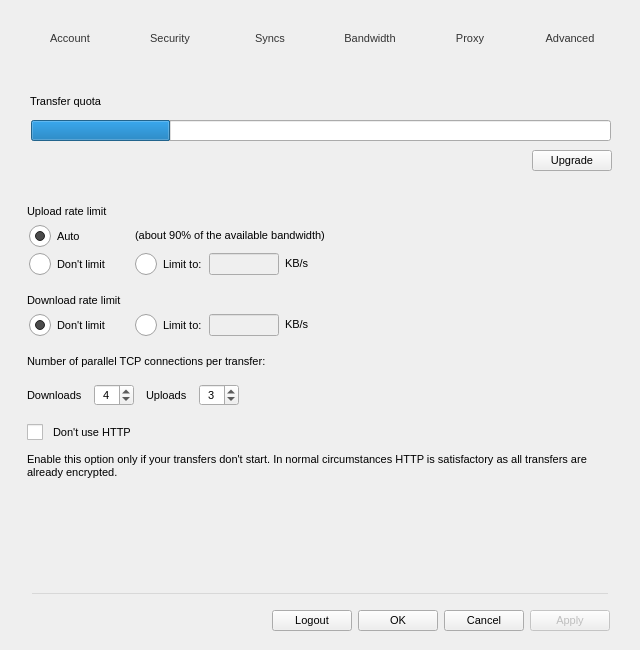
This is src/MEGASync/gui/win/SettingsDialog.ui in meganz/MEGAsync as Qt 5 draws it before an edit. The edited form follows.
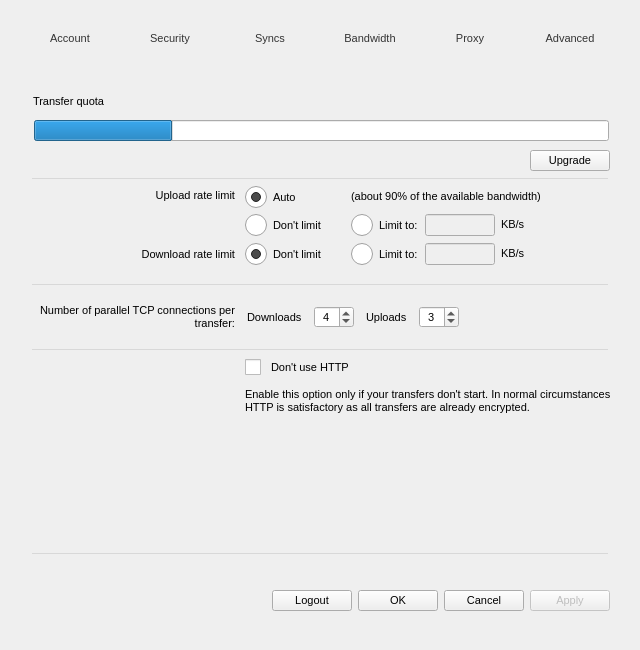
This is the edited form. The open tabs and pages were chosen to show the change. Icons and pictures are not drawn. Custom widgets are drawn as their Qt base class.

Commit message: Initial restyle for Bandwidth tab

The edit to the form file:
```diff
--- a/src/MEGASync/gui/win/SettingsDialog.ui
+++ b/src/MEGASync/gui/win/SettingsDialog.ui
@@ -2789,7 +2789,7 @@
         <number>14</number>
        </property>
        <property name="rightMargin">
-        <number>12</number>
+        <number>0</number>
        </property>
        <property name="bottomMargin">
         <number>0</number>
@@ -2813,13 +2813,13 @@
            <number>9</number>
           </property>
           <property name="leftMargin">
-           <number>29</number>
+           <number>32</number>
           </property>
           <property name="topMargin">
            <number>0</number>
           </property>
           <property name="rightMargin">
-           <number>11</number>
+           <number>25</number>
           </property>
           <property name="bottomMargin">
            <number>0</number>
@@ -2921,43 +2921,116 @@
         </widget>
        </item>
        <item>
-        <widget class="QToolButton" name="bSeparatorBandwidth">
+        <widget class="QWidget" name="wSeparatorTransferQuota" native="true">
          <property name="minimumSize">
           <size>
-           <width>500</width>
-           <height>20</height>
+           <width>0</width>
+           <height>1</height>
           </size>
          </property>
          <property name="maximumSize">
           <size>
-           <width>500</width>
-           <height>20</height>
+           <width>16777215</width>
+           <height>1</height>
           </size>
          </property>
-         <property name="focusPolicy">
-          <enum>Qt::NoFocus</enum>
+         <layout class="QHBoxLayout" name="horizontalLayout_47">
+          <property name="spacing">
+           <number>0</number>
+          </property>
+          <property name="leftMargin">
+           <number>0</number>
+          </property>
+          <property name="topMargin">
+           <number>0</number>
+          </property>
+          <property name="rightMargin">
+           <number>0</number>
+          </property>
+          <property name="bottomMargin">
+           <number>0</number>
+          </property>
+          <item>
+           <widget class="QWidget" name="wSeparatorTransferQuotaLine" native="true">
+            <property name="minimumSize">
+             <size>
+              <width>576</width>
+              <height>1</height>
+             </size>
+            </property>
+            <property name="maximumSize">
+             <size>
+              <width>576</width>
+              <height>1</height>
+             </size>
          </property>
          <property name="styleSheet">
-          <string notr="true">background: transparent;
-border: none;</string>
-         </property>
-         <property name="text">
-          <string notr="true"/>
+             <string notr="true">background-color: rgba(0,0,0,0.1);</string>
+            </property>
+           </widget>
+          </item>
+         </layout>
+        </widget>
+       </item>
+       <item>
+        <widget class="QWidget" name="wUploadRate" native="true">
+         <property name="minimumSize">
+          <size>
+           <width>0</width>
+           <height>0</height>
+          </size>
          </property>
-         <property name="icon">
-          <iconset resource="../Resources_linux.qrc">
-           <normaloff>:/images/separator line.png</normaloff>:/images/separator line.png</iconset>
+         <property name="maximumSize">
+          <size>
+           <width>16777215</width>
+           <height>16777215</height>
+          </size>
          </property>
-         <property name="iconSize">
+         <layout class="QHBoxLayout" name="horizontalLayout_46">
+          <property name="spacing">
+           <number>0</number>
+          </property>
+          <property name="leftMargin">
+           <number>0</number>
+          </property>
+          <property name="topMargin">
+           <number>0</number>
+          </property>
+          <property name="rightMargin">
+           <number>0</number>
+          </property>
+          <property name="bottomMargin">
+           <number>0</number>
+          </property>
+          <item>
+           <widget class="QWidget" name="widget_20" native="true">
+            <property name="minimumSize">
           <size>
-           <width>500</width>
-           <height>2</height>
-          </size>
-         </property>
-        </widget>
-       </item>
+              <width>235</width>
+              <height>0</height>
+             </size>
+            </property>
+            <property name="maximumSize">
+             <size>
+              <width>235</width>
+              <height>16777215</height>
+             </size>
+            </property>
+            <layout class="QVBoxLayout" name="verticalLayout_25">
+             <property name="leftMargin">
+              <number>0</number>
+             </property>
+             <property name="topMargin">
+              <number>0</number>
+             </property>
+             <property name="rightMargin">
+              <number>0</number>
+             </property>
+             <property name="bottomMargin">
+              <number>30</number>
+             </property>
        <item>
-        <widget class="QLabel" name="label_10">
+              <widget class="QLabel" name="lUploadRateLimit">
          <property name="focusPolicy">
           <enum>Qt::StrongFocus</enum>
          </property>
@@ -2967,9 +3040,15 @@
          <property name="text">
           <string>Upload rate limit</string>
          </property>
+               <property name="alignment">
+                <set>Qt::AlignRight|Qt::AlignTrailing|Qt::AlignVCenter</set>
+               </property>
          <property name="indent">
           <number>0</number>
          </property>
+              </widget>
+             </item>
+            </layout>
         </widget>
        </item>
        <item>
@@ -3015,13 +3094,13 @@
            <number>6</number>
           </property>
           <property name="leftMargin">
-           <number>29</number>
+              <number>10</number>
           </property>
           <property name="topMargin">
            <number>0</number>
           </property>
           <property name="bottomMargin">
-           <number>12</number>
+              <number>0</number>
           </property>
           <item row="1" column="0">
            <widget class="QRadioButton" name="rUploadAutoLimit">
@@ -3246,6 +3325,66 @@
          </layout>
         </widget>
        </item>
+         </layout>
+        </widget>
+       </item>
+       <item>
+        <widget class="QWidget" name="wDownloadRate" native="true">
+         <property name="minimumSize">
+          <size>
+           <width>0</width>
+           <height>0</height>
+          </size>
+         </property>
+         <property name="maximumSize">
+          <size>
+           <width>16777215</width>
+           <height>16777215</height>
+          </size>
+         </property>
+         <layout class="QHBoxLayout" name="horizontalLayout_45">
+          <property name="spacing">
+           <number>0</number>
+          </property>
+          <property name="leftMargin">
+           <number>0</number>
+          </property>
+          <property name="topMargin">
+           <number>0</number>
+          </property>
+          <property name="rightMargin">
+           <number>0</number>
+          </property>
+          <property name="bottomMargin">
+           <number>0</number>
+          </property>
+          <item>
+           <widget class="QWidget" name="widget_28" native="true">
+            <property name="minimumSize">
+             <size>
+              <width>235</width>
+              <height>0</height>
+             </size>
+            </property>
+            <property name="maximumSize">
+             <size>
+              <width>235</width>
+              <height>16777215</height>
+             </size>
+            </property>
+            <layout class="QVBoxLayout" name="verticalLayout_26">
+             <property name="leftMargin">
+              <number>0</number>
+             </property>
+             <property name="topMargin">
+              <number>0</number>
+             </property>
+             <property name="rightMargin">
+              <number>0</number>
+             </property>
+             <property name="bottomMargin">
+              <number>10</number>
+             </property>
        <item>
         <widget class="QLabel" name="lDownloadRateLimit">
          <property name="focusPolicy">
@@ -3258,9 +3397,15 @@
          <property name="text">
           <string>Download rate limit</string>
          </property>
+               <property name="alignment">
+                <set>Qt::AlignRight|Qt::AlignTrailing|Qt::AlignVCenter</set>
+               </property>
          <property name="indent">
           <number>0</number>
          </property>
+              </widget>
+             </item>
+            </layout>
         </widget>
        </item>
        <item>
@@ -3303,11 +3448,14 @@
            <number>8</number>
           </property>
           <property name="leftMargin">
-           <number>29</number>
+              <number>10</number>
           </property>
           <property name="topMargin">
            <number>0</number>
           </property>
+             <property name="rightMargin">
+              <number>0</number>
+             </property>
           <property name="bottomMargin">
            <number>12</number>
           </property>
@@ -3457,6 +3605,118 @@
          </layout>
         </widget>
        </item>
+         </layout>
+        </widget>
+       </item>
+       <item>
+        <widget class="QWidget" name="widget_19" native="true">
+         <property name="minimumSize">
+          <size>
+           <width>0</width>
+           <height>1</height>
+          </size>
+         </property>
+         <property name="maximumSize">
+          <size>
+           <width>16777215</width>
+           <height>1</height>
+          </size>
+         </property>
+         <layout class="QHBoxLayout" name="horizontalLayout_48">
+          <property name="leftMargin">
+           <number>0</number>
+          </property>
+          <property name="topMargin">
+           <number>0</number>
+          </property>
+          <property name="rightMargin">
+           <number>0</number>
+          </property>
+          <property name="bottomMargin">
+           <number>0</number>
+          </property>
+          <item>
+           <widget class="QWidget" name="widget_29" native="true">
+            <property name="minimumSize">
+             <size>
+              <width>576</width>
+              <height>1</height>
+             </size>
+            </property>
+            <property name="maximumSize">
+             <size>
+              <width>576</width>
+              <height>1</height>
+             </size>
+            </property>
+            <property name="styleSheet">
+             <string notr="true">background-color: rgba(0,0,0,0.1);</string>
+            </property>
+           </widget>
+          </item>
+         </layout>
+        </widget>
+       </item>
+       <item>
+        <widget class="QWidget" name="widget_33" native="true">
+         <property name="minimumSize">
+          <size>
+           <width>0</width>
+           <height>50</height>
+          </size>
+         </property>
+         <property name="maximumSize">
+          <size>
+           <width>16777215</width>
+           <height>50</height>
+          </size>
+         </property>
+         <layout class="QHBoxLayout" name="horizontalLayout_50">
+          <property name="spacing">
+           <number>0</number>
+          </property>
+          <property name="leftMargin">
+           <number>0</number>
+          </property>
+          <property name="topMargin">
+           <number>0</number>
+          </property>
+          <property name="rightMargin">
+           <number>0</number>
+          </property>
+          <property name="bottomMargin">
+           <number>0</number>
+          </property>
+          <item>
+           <widget class="QWidget" name="widget_32" native="true">
+            <property name="minimumSize">
+             <size>
+              <width>235</width>
+              <height>0</height>
+             </size>
+            </property>
+            <property name="maximumSize">
+             <size>
+              <width>235</width>
+              <height>16777215</height>
+             </size>
+            </property>
+            <layout class="QHBoxLayout" name="horizontalLayout_49">
+             <property name="spacing">
+              <number>0</number>
+             </property>
+             <property name="leftMargin">
+              <number>26</number>
+             </property>
+             <property name="topMargin">
+              <number>0</number>
+             </property>
+             <property name="rightMargin">
+              <number>0</number>
+             </property>
+             <property name="bottomMargin">
+              <number>0</number>
+             </property>
        <item>
         <widget class="QLabel" name="label_2">
          <property name="minimumSize">
@@ -3468,12 +3728,21 @@
          <property name="text">
           <string>Number of parallel TCP connections per transfer:</string>
          </property>
+               <property name="alignment">
+                <set>Qt::AlignRight|Qt::AlignTrailing|Qt::AlignVCenter</set>
+               </property>
+               <property name="wordWrap">
+                <bool>true</bool>
+               </property>
          <property name="margin">
           <number>0</number>
          </property>
          <property name="indent">
-          <number>27</number>
-         </property>
+                <number>0</number>
+               </property>
+              </widget>
+             </item>
+            </layout>
         </widget>
        </item>
        <item>
@@ -3495,7 +3764,7 @@
            <number>12</number>
           </property>
           <property name="leftMargin">
-           <number>27</number>
+              <number>12</number>
           </property>
           <property name="topMargin">
            <number>6</number>
@@ -3580,6 +3849,58 @@
          </layout>
         </widget>
        </item>
+         </layout>
+        </widget>
+       </item>
+       <item>
+        <widget class="QWidget" name="widget_34" native="true">
+         <property name="minimumSize">
+          <size>
+           <width>0</width>
+           <height>1</height>
+          </size>
+         </property>
+         <property name="maximumSize">
+          <size>
+           <width>16777215</width>
+           <height>1</height>
+          </size>
+         </property>
+         <layout class="QHBoxLayout" name="horizontalLayout_51">
+          <property name="leftMargin">
+           <number>0</number>
+          </property>
+          <property name="topMargin">
+           <number>0</number>
+          </property>
+          <property name="rightMargin">
+           <number>0</number>
+          </property>
+          <property name="bottomMargin">
+           <number>0</number>
+          </property>
+          <item>
+           <widget class="QWidget" name="widget_35" native="true">
+            <property name="minimumSize">
+             <size>
+              <width>576</width>
+              <height>1</height>
+             </size>
+            </property>
+            <property name="maximumSize">
+             <size>
+              <width>576</width>
+              <height>1</height>
+             </size>
+            </property>
+            <property name="styleSheet">
+             <string notr="true">background-color: rgba(0,0,0,0.1);</string>
+            </property>
+           </widget>
+          </item>
+         </layout>
+        </widget>
+       </item>
        <item>
         <widget class="QWidget" name="widget_8" native="true">
          <property name="minimumSize">
@@ -3593,7 +3914,7 @@
            <number>0</number>
           </property>
           <property name="leftMargin">
-           <number>27</number>
+           <number>245</number>
           </property>
           <property name="topMargin">
            <number>0</number>
@@ -3651,7 +3972,7 @@
          </property>
          <property name="styleSheet">
           <string notr="true">padding-top: -6px;
-padding-left: 23px;
+padding-left: 241px;
 padding-right: 23px;
 background: transparent;
 border: none;</string>
```
Left out of the diff: 39 changed lines with no effect on the pictures. Lines whose indentation alone changed are shown as unchanged. The commit also changes 3 other files.
